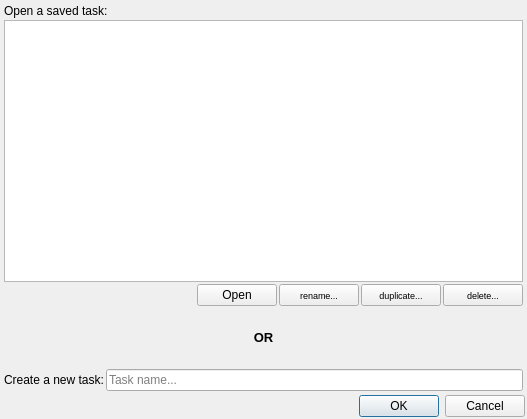
Qt form ui/various_dialogs/CreateLoadTaskDialog.ui (AmirHammouteneEI/ScheduledPasteAndKeys) before a commit.
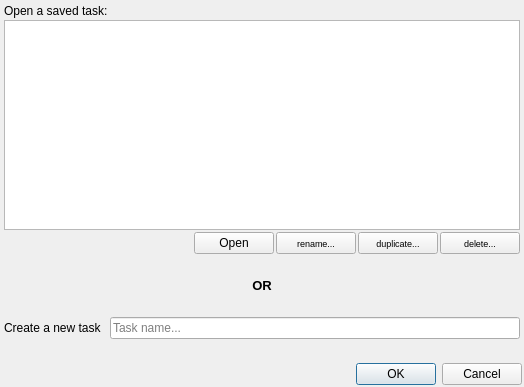
The same form after that commit. Custom widgets are drawn as their Qt base class.

Diff of the .ui file:
```diff
--- a/ui/various_dialogs/CreateLoadTaskDialog.ui
+++ b/ui/various_dialogs/CreateLoadTaskDialog.ui
@@ -9,8 +9,8 @@
    <rect>
     <x>0</x>
     <y>0</y>
-    <width>527</width>
-    <height>419</height>
+    <width>524</width>
+    <height>387</height>
    </rect>
   </property>
   <property name="windowTitle">
@@ -93,10 +93,10 @@
          <bool>false</bool>
         </attribute>
         <attribute name="horizontalHeaderMinimumSectionSize">
-         <number>64</number>
+         <number>68</number>
         </attribute>
         <attribute name="horizontalHeaderDefaultSectionSize">
-         <number>250</number>
+         <number>255</number>
         </attribute>
         <attribute name="verticalHeaderVisible">
          <bool>false</bool>
@@ -261,7 +261,7 @@
       <item>
        <widget class="QLabel" name="label_2">
         <property name="text">
-         <string>Create a new task:</string>
+         <string>Create a new task  </string>
         </property>
        </widget>
       </item>
@@ -275,6 +275,22 @@
      </layout>
     </widget>
    </item>
+   <item>
+    <spacer name="verticalSpacer_3">
+     <property name="orientation">
+      <enum>Qt::Orientation::Vertical</enum>
+     </property>
+     <property name="sizeType">
+      <enum>QSizePolicy::Policy::Fixed</enum>
+     </property>
+     <property name="sizeHint" stdset="0">
+      <size>
+       <width>20</width>
+       <height>20</height>
+      </size>
+     </property>
+    </spacer>
+   </item>
    <item>
     <widget class="QDialogButtonBox" name="buttonBox">
      <property name="orientation">
```
